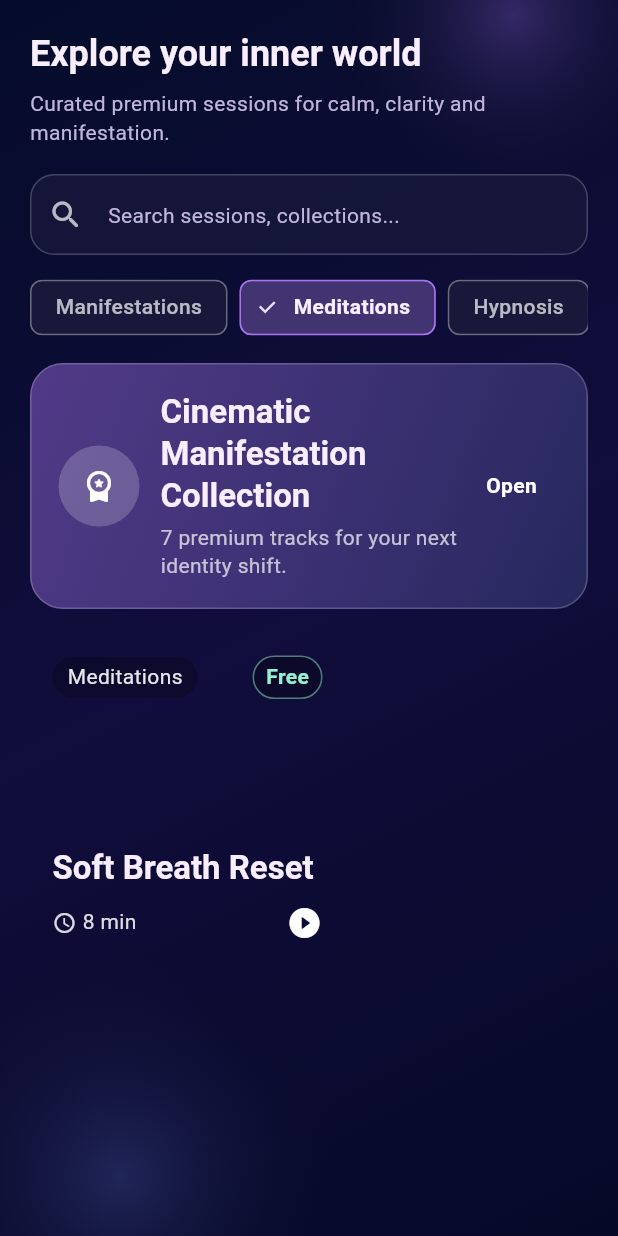
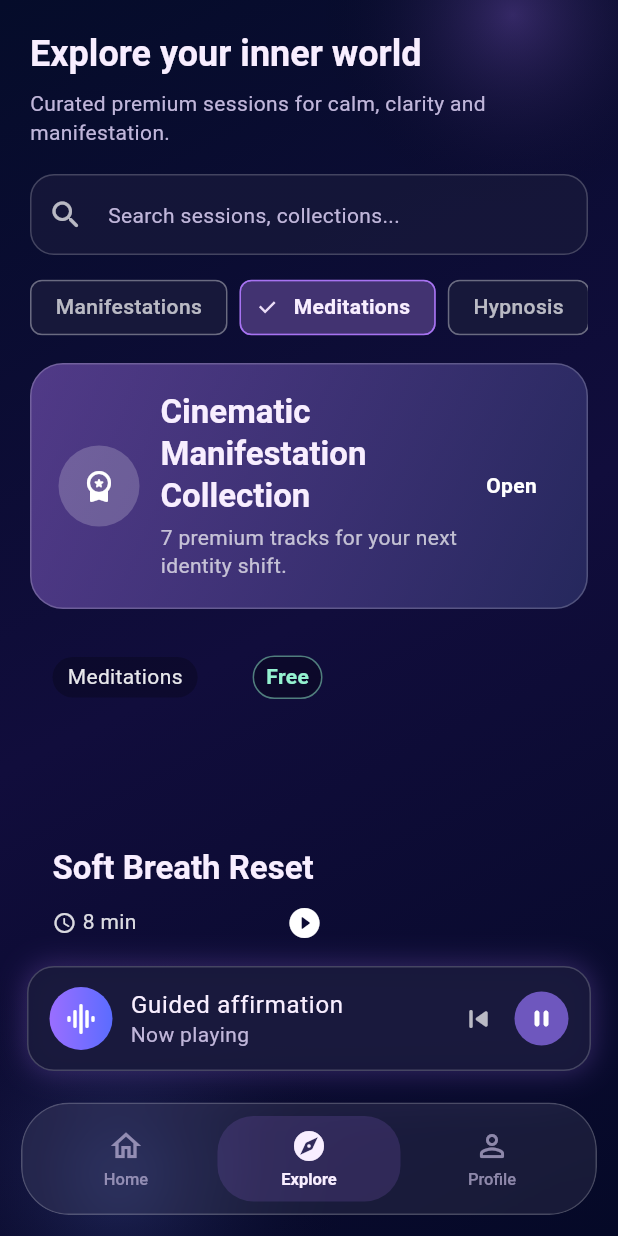
Before and after one commit to jmrechef/manifestApp, a Flutter app: the ExploreScreen screen opened by its route, after a tap on "Meditations", on a phone screen of 412 x 824 dp. Run offline on Flutter 3.47's test engine with Material 2 defaults, Android fonts, the phone set to English and light mode, and no system bars; our stand-ins replace go_router; generated files the repository leaves out were written again.

Commit message:
feat: implement core navigation shell, custom bottom nav, mini player, and feature screens with routing

```diff
--- /dev/null
+++ b/lib/core/navigation/app_shell.dart
@@ -0,0 +1,82 @@
+import 'package:flutter/material.dart';
+import 'package:flutter_gen/gen_l10n/app_localizations.dart';
+import 'package:go_router/go_router.dart';
+
+import '../../shared/widgets/floating_mini_player.dart';
+import '../../shared/widgets/luxury_bottom_nav.dart';
+import '../routing/app_routes.dart';
+
+class AppShell extends StatelessWidget {
+  const AppShell({super.key, required this.child});
+
+  final Widget child;
+
+  int _calculateSelectedIndex(BuildContext context) {
+    final String location = GoRouterState.of(context).location;
+    if (location.startsWith(AppRoutes.explore)) return 1;
+    if (location.startsWith(AppRoutes.profile)) return 2;
+    return 0;
+  }
+
+  void _onItemTapped(int index, BuildContext context) {
+    switch (index) {
+      case 0:
+        context.go(AppRoutes.home);
+        break;
+      case 1:
+        context.go(AppRoutes.explore);
+        break;
+      case 2:
+        context.go(AppRoutes.profile);
+        break;
+    }
+  }
+
+  @override
+  Widget build(BuildContext context) {
+    final AppLocalizations l10n = AppLocalizations.of(context);
+    final int currentIndex = _calculateSelectedIndex(context);
+
+    return Scaffold(
+      extendBody: true,
+      body: Stack(
+        children: <Widget>[
+          // The current tab's content
+          child,
+
+          // Global floating mini player
+          Positioned(
+            left: 18,
+            right: 18,
+            bottom: 110,
+            child: FloatingMiniPlayer(
+              title: l10n.playerNowPlayingTitle,
+              subtitle: l10n.playerNowPlayingSubtitle,
+            ),
+          ),
+        ],
+      ),
+      bottomNavigationBar: LuxuryBottomNav(
+        currentIndex: currentIndex,
+        onDestinationSelected: (int idx) => _onItemTapped(idx, context),
+        items: <LuxuryBottomNavItem>[
+          LuxuryBottomNavItem(
+            icon: Icons.home_outlined,
+            activeIcon: Icons.home_rounded,
+            label: l10n.navHome,
+          ),
+          LuxuryBottomNavItem(
+            icon: Icons.explore_outlined,
+            activeIcon: Icons.explore_rounded,
+            label: l10n.navMeditate,
+          ),
+          LuxuryBottomNavItem(
+            icon: Icons.person_outline_rounded,
+            activeIcon: Icons.person_rounded,
+            label: l10n.navProfile,
+          ),
+        ],
+      ),
+    );
+  }
+}
--- a/lib/core/routing/app_router.dart
+++ b/lib/core/routing/app_router.dart
@@ -1,3 +1,4 @@
+import 'package:flutter/material.dart';
 import 'package:go_router/go_router.dart';
 
 import '../../features/content_detail/presentation/screens/content_detail_screen.dart';
@@ -6,16 +7,26 @@ import '../../features/home/presentation/screens/home_screen.dart';
 import '../../features/player/presentation/screens/player_screen.dart';
 import '../../features/profile/presentation/screens/profile_screen.dart';
 import '../../features/welcome/presentation/screens/welcome_screen.dart';
+import '../navigation/app_shell.dart';
 import 'app_routes.dart';
+
+final GlobalKey<NavigatorState> _rootNavigatorKey =
+    GlobalKey<NavigatorState>(debugLabel: 'root');
 
 GoRouter buildAppRouter() {
   return GoRouter(
+    navigatorKey: _rootNavigatorKey,
     initialLocation: AppRoutes.welcome,
     routes: <RouteBase>[
       GoRoute(
         path: AppRoutes.welcome,
         builder: (_, __) => const WelcomeScreen(),
       ),
+      ShellRoute(
+        builder: (BuildContext context, GoRouterState state, Widget child) {
+          return AppShell(child: child);
+        },
+        routes: <RouteBase>[
           GoRoute(
             path: AppRoutes.home,
             builder: (_, __) => const HomeScreen(),
@@ -25,7 +36,14 @@ GoRouter buildAppRouter() {
             builder: (_, __) => const ExploreScreen(),
           ),
           GoRoute(
+            path: AppRoutes.profile,
+            builder: (_, __) => const ProfileScreen(),
+          ),
+        ],
+      ),
+      GoRoute(
         path: AppRoutes.contentDetail,
+        parentNavigatorKey: _rootNavigatorKey,
         builder: (_, GoRouterState state) {
           final Map<String, String> query =
               Uri.parse(state.location).queryParameters;
@@ -39,6 +57,7 @@ GoRouter buildAppRouter() {
       ),
       GoRoute(
         path: AppRoutes.player,
+        parentNavigatorKey: _rootNavigatorKey,
         builder: (_, GoRouterState state) {
           final Map<String, String> q =
               Uri.parse(state.location).queryParameters;
@@ -50,10 +69,6 @@ GoRouter buildAppRouter() {
           );
         },
       ),
-      GoRoute(
-        path: AppRoutes.profile,
-        builder: (_, __) => const ProfileScreen(),
-      ),
     ],
   );
 }
--- a/lib/features/explore/presentation/screens/explore_screen.dart
+++ b/lib/features/explore/presentation/screens/explore_screen.dart
@@ -77,11 +77,10 @@ class _ExploreScreenState extends State<ExploreScreen> {
   Widget build(BuildContext context) {
     final List<_ExploreItem> items = _filteredItems;
 
-    return Scaffold(
-      body: AmbientBackground(
+    return AmbientBackground(
       child: SafeArea(
         child: ListView(
-            padding: const EdgeInsets.fromLTRB(20, 20, 20, 24),
+          padding: const EdgeInsets.fromLTRB(20, 20, 20, 120),
           children: <Widget>[
             Text(
               'Explore your inner world',
@@ -95,8 +94,7 @@ class _ExploreScreenState extends State<ExploreScreen> {
               style: Theme.of(context).textTheme.bodyMedium,
             ),
             const SizedBox(height: 18),
-              const ExploreSearchBar(
-                  hintText: 'Search sessions, collections...'),
+            const ExploreSearchBar(hintText: 'Search sessions, collections...'),
             const SizedBox(height: 14),
             ExploreFilterChips(
               filters: _filters,
@@ -149,7 +147,6 @@ class _ExploreScreenState extends State<ExploreScreen> {
           ],
         ),
       ),
-      ),
     );
   }
 }
--- a/lib/features/home/presentation/screens/home_screen.dart
+++ b/lib/features/home/presentation/screens/home_screen.dart
@@ -7,8 +7,6 @@ import '../../../../shared/widgets/ambient_background.dart';
 import '../widgets/affirmation_card.dart';
 import '../widgets/emotional_greeting_header.dart';
 import '../widgets/featured_session_section.dart';
-import '../widgets/floating_mini_player.dart';
-import '../widgets/luxury_bottom_nav.dart';
 import '../widgets/meditation_categories.dart';
 import '../widgets/mood_selector.dart';
 
@@ -22,7 +20,6 @@ class HomeScreen extends StatefulWidget {
 class _HomeScreenState extends State<HomeScreen>
     with SingleTickerProviderStateMixin {
   late final AnimationController _controller;
-  int _navIndex = 0;
   Mood _selectedMood = Mood.great;
 
   List<MeditationCategory> _categories(AppLocalizations l10n) {
@@ -113,19 +110,7 @@ class _HomeScreenState extends State<HomeScreen>
     final List<MeditationCategory> nightCategories = _nightCategories(l10n);
     final int affirmationIndex = _selectedMood.index % affirmations.length;
 
-    return Scaffold(
-      bottomNavigationBar: LuxuryBottomNav(
-        currentIndex: _navIndex,
-        onDestinationSelected: (int index) => setState(() => _navIndex = index),
-        homeLabel: l10n.navHome,
-        meditateLabel: l10n.navMeditate,
-        manifestLabel: l10n.navManifest,
-        favoritesLabel: l10n.navFavorites,
-        profileLabel: l10n.navProfile,
-      ),
-      body: Stack(
-        children: <Widget>[
-          AmbientBackground(
+    return AmbientBackground(
       child: SafeArea(
         child: Center(
           child: ConstrainedBox(
@@ -145,8 +130,7 @@ class _HomeScreenState extends State<HomeScreen>
                   const SizedBox(height: 18),
                   MoodSelector(
                     selectedMood: _selectedMood,
-                          moodLabelBuilder: (Mood mood) =>
-                              _moodLabel(l10n, mood),
+                    moodLabelBuilder: (Mood mood) => _moodLabel(l10n, mood),
                     onChanged: (Mood mood) =>
                         setState(() => _selectedMood = mood),
                   ),
@@ -154,8 +138,7 @@ class _HomeScreenState extends State<HomeScreen>
                   AnimatedSwitcher(
                     duration: const Duration(milliseconds: 320),
                     child: DailyAffirmationCard(
-                            key: ValueKey<String>(
-                                affirmations[affirmationIndex]),
+                      key: ValueKey<String>(affirmations[affirmationIndex]),
                       title: l10n.affirmationCardTitle,
                       message: affirmations[affirmationIndex],
                       actionLabel: l10n.affirmationAction,
@@ -186,18 +169,6 @@ class _HomeScreenState extends State<HomeScreen>
           ),
         ),
       ),
-          ),
-          Positioned(
-            left: 18,
-            right: 18,
-            bottom: 90,
-            child: FloatingMiniPlayer(
-              title: l10n.playerNowPlayingTitle,
-              subtitle: l10n.playerNowPlayingSubtitle,
-            ),
-          ),
-        ],
-      ),
     );
   }
 }
--- a/lib/features/profile/presentation/screens/profile_screen.dart
+++ b/lib/features/profile/presentation/screens/profile_screen.dart
@@ -1,12 +1,21 @@
 import 'package:flutter/material.dart';
 
-import '../../../../shared/widgets/placeholder_screen.dart';
+import '../../../../shared/widgets/ambient_background.dart';
 
 class ProfileScreen extends StatelessWidget {
   const ProfileScreen({super.key});
 
   @override
   Widget build(BuildContext context) {
-    return const PlaceholderScreen(title: 'Profile');
+    return AmbientBackground(
+      child: SafeArea(
+        child: Center(
+          child: Text(
+            'Profile screen',
+            style: Theme.of(context).textTheme.titleLarge,
+          ),
+        ),
+      ),
+    );
   }
 }
--- /dev/null
+++ b/lib/shared/widgets/floating_mini_player.dart
@@ -0,0 +1,115 @@
+import 'package:flutter/material.dart';
+
+import '../../core/theme/app_colors.dart';
+
+class FloatingMiniPlayer extends StatefulWidget {
+  const FloatingMiniPlayer({
+    super.key,
+    required this.title,
+    required this.subtitle,
+  });
+
+  final String title;
+  final String subtitle;
+
+  @override
+  State<FloatingMiniPlayer> createState() => _FloatingMiniPlayerState();
+}
+
+class _FloatingMiniPlayerState extends State<FloatingMiniPlayer>
+    with SingleTickerProviderStateMixin {
+  late final AnimationController _pulseController;
+
+  @override
+  void initState() {
+    super.initState();
+    _pulseController = AnimationController(
+      vsync: this,
+      duration: const Duration(milliseconds: 1800),
+    )..repeat(reverse: true);
+  }
+
+  @override
+  void dispose() {
+    _pulseController.dispose();
+    super.dispose();
+  }
+
+  @override
+  Widget build(BuildContext context) {
+    return AnimatedBuilder(
+      animation: _pulseController,
+      builder: (BuildContext context, Widget? child) {
+        final double glow = 0.22 + (_pulseController.value * 0.14);
+        return Container(
+          padding: const EdgeInsets.symmetric(horizontal: 14, vertical: 10),
+          decoration: BoxDecoration(
+            borderRadius: BorderRadius.circular(18),
+            color: AppColors.surface.withOpacity(0.94),
+            border: Border.all(color: AppColors.glassStroke),
+            boxShadow: <BoxShadow>[
+              BoxShadow(
+                color: AppColors.accent.withOpacity(glow),
+                blurRadius: 16,
+                spreadRadius: 1,
+              ),
+            ],
+          ),
+          child: Row(
+            children: <Widget>[
+              Container(
+                width: 42,
+                height: 42,
+                decoration: const BoxDecoration(
+                  shape: BoxShape.circle,
+                  gradient: LinearGradient(
+                    colors: <Color>[Color(0xFF9A6EFF), Color(0xFF5B6CFF)],
+                  ),
+                ),
+                child:
+                    const Icon(Icons.graphic_eq_rounded, color: Colors.white),
+              ),
+              const SizedBox(width: 12),
+              Expanded(
+                child: Column(
+                  crossAxisAlignment: CrossAxisAlignment.start,
+                  mainAxisSize: MainAxisSize.min,
+                  children: <Widget>[
+                    Text(widget.title,
+                        maxLines: 1,
+                        overflow: TextOverflow.ellipsis,
+                        style: Theme.of(context).textTheme.bodyLarge),
+                    Text(
+                      widget.subtitle,
+                      maxLines: 1,
+                      overflow: TextOverflow.ellipsis,
+                      style: Theme.of(context).textTheme.bodyMedium,
+                    ),
+                  ],
+                ),
+              ),
+              IconButton(
+                onPressed: () {},
+                icon: const Icon(Icons.skip_previous_rounded),
+                color: Colors.white70,
+              ),
+              Container(
+                width: 36,
+                height: 36,
+                decoration: const BoxDecoration(
+                  shape: BoxShape.circle,
+                  color: AppColors.buttonFill,
+                ),
+                child: IconButton(
+                  onPressed: () {},
+                  icon: const Icon(Icons.pause_rounded, size: 18),
+                  color: Colors.white,
+                ),
+              ),
+            ],
+          ),
+        );
+      },
+    );
+  }
+}
--- /dev/null
+++ b/lib/shared/widgets/luxury_bottom_nav.dart
@@ -0,0 +1,94 @@
+import 'package:flutter/material.dart';
+
+import '../../core/theme/app_colors.dart';
+import 'glass_card.dart';
+
+class LuxuryBottomNavItem {
+  const LuxuryBottomNavItem({
+    required this.icon,
+    required this.activeIcon,
+    required this.label,
+  });
+
+  final IconData icon;
+  final IconData activeIcon;
+  final String label;
+}
+
+class LuxuryBottomNav extends StatelessWidget {
+  const LuxuryBottomNav({
+    super.key,
+    required this.currentIndex,
+    required this.onDestinationSelected,
+    required this.items,
+  });
+
+  final int currentIndex;
+  final ValueChanged<int> onDestinationSelected;
+  final List<LuxuryBottomNavItem> items;
+
+  @override
+  Widget build(BuildContext context) {
+    return Padding(
+      padding: const EdgeInsets.fromLTRB(14, 0, 14, 14),
+      child: GlassCard(
+        padding: const EdgeInsets.symmetric(horizontal: 8, vertical: 8),
+        borderRadius: 32,
+        child: Row(
+          mainAxisAlignment: MainAxisAlignment.spaceAround,
+          children: List<Widget>.generate(items.length, (int index) {
+            final LuxuryBottomNavItem item = items[index];
+            final bool isSelected = index == currentIndex;
+
+            return Expanded(
+              child: GestureDetector(
+                onTap: () => onDestinationSelected(index),
+                behavior: HitTestBehavior.opaque,
+                child: AnimatedContainer(
+                  duration: const Duration(milliseconds: 350),
+                  curve: Curves.easeOutCubic,
+                  padding: const EdgeInsets.symmetric(vertical: 8),
+                  decoration: BoxDecoration(
+                    color: isSelected
+                        ? AppColors.accent.withOpacity(0.15)
+                        : Colors.transparent,
+                    borderRadius: BorderRadius.circular(24),
+                  ),
+                  child: Column(
+                    mainAxisSize: MainAxisSize.min,
+                    children: <Widget>[
+                      AnimatedSwitcher(
+                        duration: const Duration(milliseconds: 250),
+                        child: Icon(
+                          isSelected ? item.activeIcon : item.icon,
+                          key: ValueKey<bool>(isSelected),
+                          color: isSelected
+                              ? AppColors.textPrimary
+                              : AppColors.textSecondary.withOpacity(0.7),
+                          size: 24,
+                        ),
+                      ),
+                      const SizedBox(height: 4),
+                      AnimatedDefaultTextStyle(
+                        duration: const Duration(milliseconds: 250),
+                        style: TextStyle(
+                          color: isSelected
+                              ? AppColors.textPrimary
+                              : AppColors.textSecondary.withOpacity(0.7),
+                          fontSize: 11,
+                          fontWeight:
+                              isSelected ? FontWeight.w600 : FontWeight.w500,
+                        ),
+                        child: Text(item.label),
+                      ),
+                    ],
+                  ),
+                ),
+              ),
+            );
+          }),
+        ),
+      ),
+    );
+  }
+}
```
Lines whose indentation alone changed are shown as unchanged.
